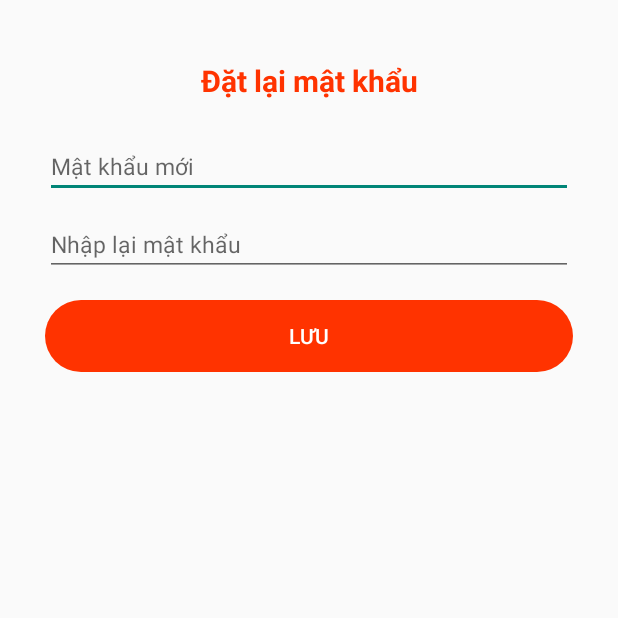
After one commit to Thuong-22/ORDER-FOOD, an Android app: the ResetPassword screen opened directly, with no data from a screen before it, on a phone screen of 412 x 824 dp, the top half of it. The commit adds this screen. Run offline under Robolectric (Android 15) with nearby library versions, the phone set to English and light mode, and no system bars; our stand-ins replace Firebase (no records; nobody signed in at launch, a user with empty details on screens opened directly); Roboto replaces fonts that are not available here.

Commit message:
Forgot and Reset Password

```diff
--- a/app/build.gradle
+++ b/app/build.gradle
@@ -82,4 +82,7 @@ dependencies {
 
     //Material search lib
     implementation 'com.github.mancj:MaterialSearchBar:0.8.5'
+
+    //Pinview
+    implementation 'com.chaos.view:pinview:1.4.3'
 }
--- /dev/null
+++ b/app/src/main/java/com/example/mobileappdev_nt118n11/ResetPassword.java
@@ -0,0 +1,59 @@
+package com.example.mobileappdev_nt118n11;
+
+import androidx.appcompat.app.AppCompatActivity;
+
+import android.content.Intent;
+import android.os.Bundle;
+import android.view.View;
+import android.widget.Button;
+import android.widget.EditText;
+import android.widget.Toast;
+
+import com.google.firebase.database.FirebaseDatabase;
+
+public class ResetPassword extends AppCompatActivity {
+
+    private String phoneNo;
+    private EditText etPass, etConfirmPass;
+    private Button btnSave;
+    private FirebaseDatabase firebaseDatabase;
+
+    @Override
+    protected void onCreate(Bundle savedInstanceState) {
+        super.onCreate(savedInstanceState);
+        setContentView(R.layout.activity_reset_password);
+
+        init();
+        getFromIntent();
+        firebaseDatabase = FirebaseDatabase.getInstance();
+
+        btnSave.setOnClickListener(new View.OnClickListener() {
+            @Override
+            public void onClick(View view) {
+                String pass = etPass.getText().toString().trim();
+                String confirmpass = etConfirmPass.getText().toString().trim();
+                if (pass.equals("") || confirmpass.equals("")) {
+                    Toast.makeText(ResetPassword.this, "Bạn cần nhập đầy đủ!", Toast.LENGTH_SHORT).show();
+                } else {
+                    if (pass.equals(confirmpass) == false) {
+                        Toast.makeText(ResetPassword.this, "Mật khẩu không khớp", Toast.LENGTH_SHORT).show();
+                    }
+                    else Toast.makeText(ResetPassword.this, "Đã đặt lại mật khẩu", Toast.LENGTH_SHORT).show();
+                    firebaseDatabase.getReference().child("User").child(phoneNo).child("Password").setValue(pass);
+                    Intent intent = new Intent(ResetPassword.this, SignIn.class);
+                    startActivity(intent);
+                }
+            }
+        });
+    }
+
+    private void getFromIntent() {
+        phoneNo = getIntent().getStringExtra("PHONE_NO");
+    }
+
+    private void init() {
+        etPass = findViewById(R.id.et_reset_password);
+        etConfirmPass = findViewById(R.id.et_reset_confirmpassword);
+        btnSave = findViewById(R.id.btn_reset);
+    }
+}
--- a/app/src/main/java/com/example/mobileappdev_nt118n11/SignUp.java
+++ b/app/src/main/java/com/example/mobileappdev_nt118n11/SignUp.java
@@ -36,7 +36,7 @@ public class SignUp extends AppCompatActivity {
         etPhone=(EditText) findViewById(R.id.et_signup_phone);
         etEmail=(EditText) findViewById(R.id.et_signup_email);
         etAddress=(EditText) findViewById(R.id.et_signup_address);
-        btnSignUp=(Button) findViewById(R.id.btn_sign_up);
+        btnSignUp=(Button) findViewById(R.id.btn_Sign_Up);
         tvSignIn=(TextView)findViewById(R.id.tv_signup_login);
 
         //Firebase
--- /dev/null
+++ b/app/src/main/res/drawable/ic_baseline_keyboard_backspace_24.xml
@@ -0,0 +1,5 @@
+<vector android:autoMirrored="true" android:height="30dp"
+    android:tint="@color/orange" android:viewportHeight="24"
+    android:viewportWidth="24" android:width="30dp" xmlns:android="http://schemas.android.com/apk/res/android">
+    <path android:fillColor="@android:color/white" android:pathData="M21,11H6.83l3.58,-3.59L9,6l-6,6 6,6 1.41,-1.41L6.83,13H21z"/>
+</vector>
--- /dev/null
+++ b/app/src/main/res/layout/activity_reset_password.xml
@@ -0,0 +1,63 @@
+<?xml version="1.0" encoding="utf-8"?>
+<androidx.constraintlayout.widget.ConstraintLayout xmlns:android="http://schemas.android.com/apk/res/android"
+    xmlns:app="http://schemas.android.com/apk/res-auto"
+    xmlns:tools="http://schemas.android.com/tools"
+    android:layout_width="match_parent"
+    android:layout_height="match_parent"
+    tools:context=".ResetPassword">
+
+    <TextView
+        android:id="@+id/tv_reset"
+        android:layout_width="wrap_content"
+        android:layout_height="wrap_content"
+        android:text="Đặt lại mật khẩu"
+        android:textColor="@color/orange"
+        android:textSize="@dimen/text_size_middle"
+        android:textStyle="bold"
+        app:layout_constraintTop_toTopOf="parent"
+        app:layout_constraintLeft_toLeftOf="parent"
+        app:layout_constraintRight_toRightOf="parent"
+        android:layout_marginTop="40dp"/>
+
+    <EditText
+        android:id="@+id/et_reset_password"
+        android:layout_width="0dp"
+        android:layout_height="wrap_content"
+        android:inputType="textPassword"
+        android:textSize="@dimen/text_size_small"
+        android:hint="Mật khẩu mới"
+        app:layout_constraintTop_toTopOf="parent"
+        app:layout_constraintLeft_toLeftOf="parent"
+        app:layout_constraintRight_toRightOf="parent"
+        android:layout_marginHorizontal="30dp"
+        android:layout_marginTop="90dp"/>
+
+    <EditText
+        android:id="@+id/et_reset_confirmpassword"
+        android:layout_width="0dp"
+        android:layout_height="wrap_content"
+        android:inputType="textPassword"
+        android:textSize="@dimen/text_size_small"
+        android:hint="Nhập lại mật khẩu"
+        app:layout_constraintTop_toBottomOf="@id/et_reset_password"
+        app:layout_constraintLeft_toLeftOf="parent"
+        app:layout_constraintRight_toRightOf="parent"
+        android:layout_marginHorizontal="30dp"
+        android:layout_marginTop="10dp"/>
+
+    <Button
+        android:id="@+id/btn_reset"
+        android:layout_width="0dp"
+        android:layout_height="wrap_content"
+        android:background="@drawable/btn_design"
+        android:text="@string/button_save"
+        android:textSize="@dimen/btn_text"
+        android:textColor="@color/white"
+        app:backgroundTint="@color/orange"
+        app:layout_constraintTop_toBottomOf="@id/et_reset_confirmpassword"
+        app:layout_constraintLeft_toLeftOf="parent"
+        app:layout_constraintRight_toRightOf="parent"
+        android:layout_marginHorizontal="30dp"
+        android:layout_marginTop="@dimen/activity_horizontal_margin"/>
+
+</androidx.constraintlayout.widget.ConstraintLayout>
--- a/app/src/main/res/layout/activity_search.xml
+++ b/app/src/main/res/layout/activity_search.xml
@@ -18,7 +18,6 @@
         app:mt_hint="@string/search_hint"
         android:background="@drawable/search_background"
         android:drawablePadding="9dp"
-        android:padding="12dp"
         android:layout_marginTop="8dp"
         app:layout_constraintStart_toStartOf="parent"
         app:layout_constraintEnd_toEndOf="parent"
--- a/app/src/main/res/layout/activity_sign_in.xml
+++ b/app/src/main/res/layout/activity_sign_in.xml
@@ -23,7 +23,7 @@
         android:id="@+id/tv_signin_username"
         android:layout_width="wrap_content"
         android:layout_height="wrap_content"
-        android:text="Tên đăng nhập"
+        android:text="Số điện thoại"
         android:textColor="@color/orange"
         android:textSize="@dimen/text_size_small"
         android:fontFamily="sans-serif-light"
@@ -68,7 +68,7 @@
         android:layout_marginHorizontal="24dp"/>
 
     <TextView
-        android:id="@+id/tv_sign_forget"
+        android:id="@+id/tv_sigin_forgot"
         android:layout_width="wrap_content"
         android:layout_height="wrap_content"
         android:layout_marginEnd="24dp"
@@ -84,7 +84,7 @@
         android:layout_height="200dp"
         app:layout_constraintEnd_toEndOf="parent"
         app:layout_constraintStart_toStartOf="parent"
-        app:layout_constraintTop_toBottomOf="@id/tv_sign_forget"
+        app:layout_constraintTop_toBottomOf="@id/tv_sigin_forgot"
         app:layout_constraintBottom_toTopOf="@id/btn_Sign_In"
         app:layout_constraintVertical_bias="0.5"
         app:srcCompat="@drawable/signin_image" />
--- a/app/src/main/res/values/strings.xml
+++ b/app/src/main/res/values/strings.xml
@@ -20,9 +20,9 @@
     <string name="menu_paid">Đơn đã kiểm</string>
     <string name="menu_orders">Orders</string>
     <string name="search_hint">Bạn đói chưa? Cùng tìm món ngon nào</string>
-
-    <string name="new_password">Mật khẩu mới : </string>
-    <string name="confim_password">Xác nhận mật khẩu : </string>
+    <string name="button_next">Tiếp theo</string>
+    <string name="button_verify">Xác nhận</string>
+    <string name="button_save">Lưu</string>
 
     <!-- TODO: Remove or change this placeholder text -->
     <string name="hello_blank_fragment">Hello blank fragment</string>
```
Also changed, not shown: app/src/main/AndroidManifest.xml (+9 -1 lines), app/src/main/java/com/example/mobileappdev_nt118n11/ForgotPassword.java (added, +141 -0 lines), app/src/main/java/com/example/mobileappdev_nt118n11/SignIn.java (+10 -2 lines), app/src/main/java/com/example/mobileappdev_nt118n11/ui/home/HomeFragment.java (+14 -14 lines), app/src/main/java/com/example/mobileappdev_nt118n11/ui/profile/ProfileFragment.java (+1 -11 lines), app/src/main/res/layout/activity_forgot_password.xml (added, +102 -0 lines), app/src/main/res/layout/activity_sign_up.xml (+13 -36 lines), app/src/main/res/layout/fragment_favourite.xml (+8 -9 lines).
